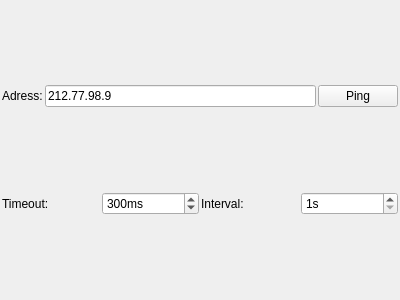
przemek83/ping-stat, file src/MainWindow.ui: the form before one commit.
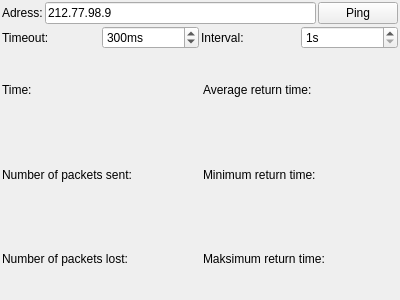
The form after the commit.

The edit to the form file:
```diff
--- a/src/MainWindow.ui
+++ b/src/MainWindow.ui
@@ -108,6 +108,102 @@
       </item>
      </layout>
     </item>
+    <item>
+     <layout class="QHBoxLayout" name="horizontalLayout_3">
+      <item>
+       <layout class="QGridLayout" name="gridLayout">
+        <item row="0" column="0">
+         <widget class="QLabel" name="timeLabel">
+          <property name="text">
+           <string>Time:</string>
+          </property>
+         </widget>
+        </item>
+        <item row="0" column="1">
+         <widget class="QLabel" name="timeLabelValue">
+          <property name="text">
+           <string/>
+          </property>
+         </widget>
+        </item>
+        <item row="1" column="0">
+         <widget class="QLabel" name="packetsSentLabel">
+          <property name="text">
+           <string>Number of packets sent:</string>
+          </property>
+         </widget>
+        </item>
+        <item row="1" column="1">
+         <widget class="QLabel" name="packetsSentValue">
+          <property name="text">
+           <string/>
+          </property>
+         </widget>
+        </item>
+        <item row="2" column="0">
+         <widget class="QLabel" name="packetsLostLabel">
+          <property name="text">
+           <string>Number of packets lost:</string>
+          </property>
+         </widget>
+        </item>
+        <item row="2" column="1">
+         <widget class="QLabel" name="packetsLostValue">
+          <property name="text">
+           <string/>
+          </property>
+         </widget>
+        </item>
+       </layout>
+      </item>
+      <item>
+       <layout class="QGridLayout" name="gridLayout_2">
+        <item row="0" column="0">
+         <widget class="QLabel" name="avgTimeLabel">
+          <property name="text">
+           <string>Average return time:</string>
+          </property>
+         </widget>
+        </item>
+        <item row="0" column="1">
+         <widget class="QLabel" name="avgTimeValue">
+          <property name="text">
+           <string/>
+          </property>
+         </widget>
+        </item>
+        <item row="1" column="0">
+         <widget class="QLabel" name="minTimeLabel">
+          <property name="text">
+           <string>Minimum return time:</string>
+          </property>
+         </widget>
+        </item>
+        <item row="1" column="1">
+         <widget class="QLabel" name="minTimeValue">
+          <property name="text">
+           <string/>
+          </property>
+         </widget>
+        </item>
+        <item row="2" column="0">
+         <widget class="QLabel" name="maxTimeLabel">
+          <property name="text">
+           <string>Maksimum return time:</string>
+          </property>
+         </widget>
+        </item>
+        <item row="2" column="1">
+         <widget class="QLabel" name="maxTimeValue">
+          <property name="text">
+           <string/>
+          </property>
+         </widget>
+        </item>
+       </layout>
+      </item>
+     </layout>
+    </item>
    </layout>
   </widget>
  </widget>
```
